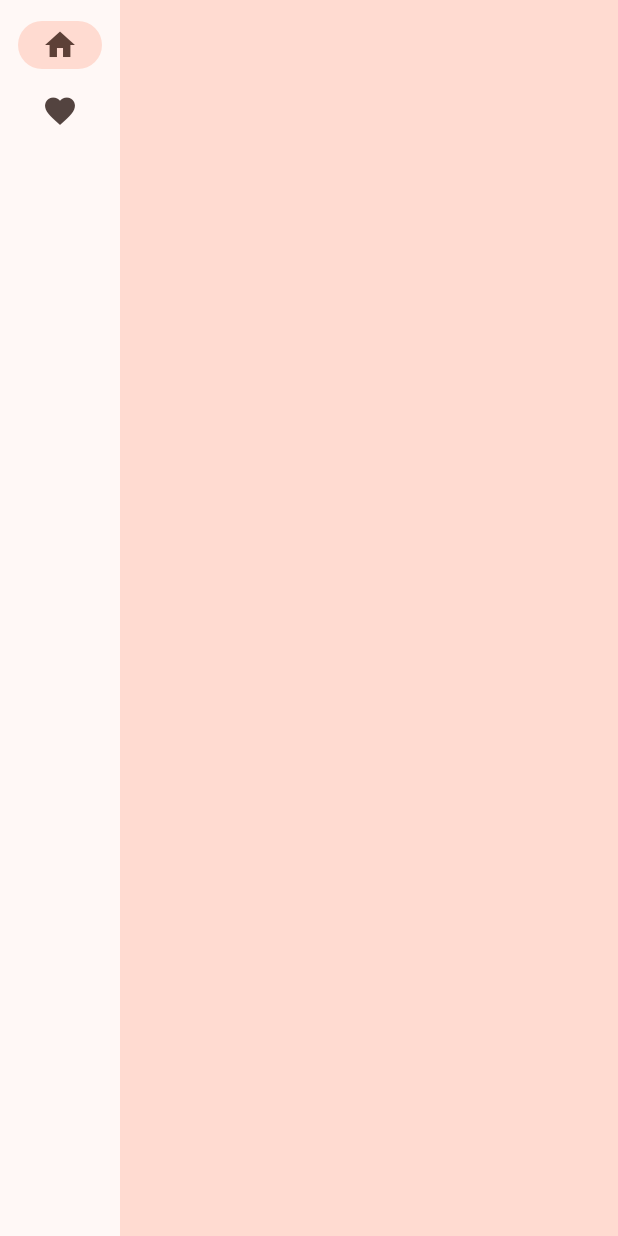
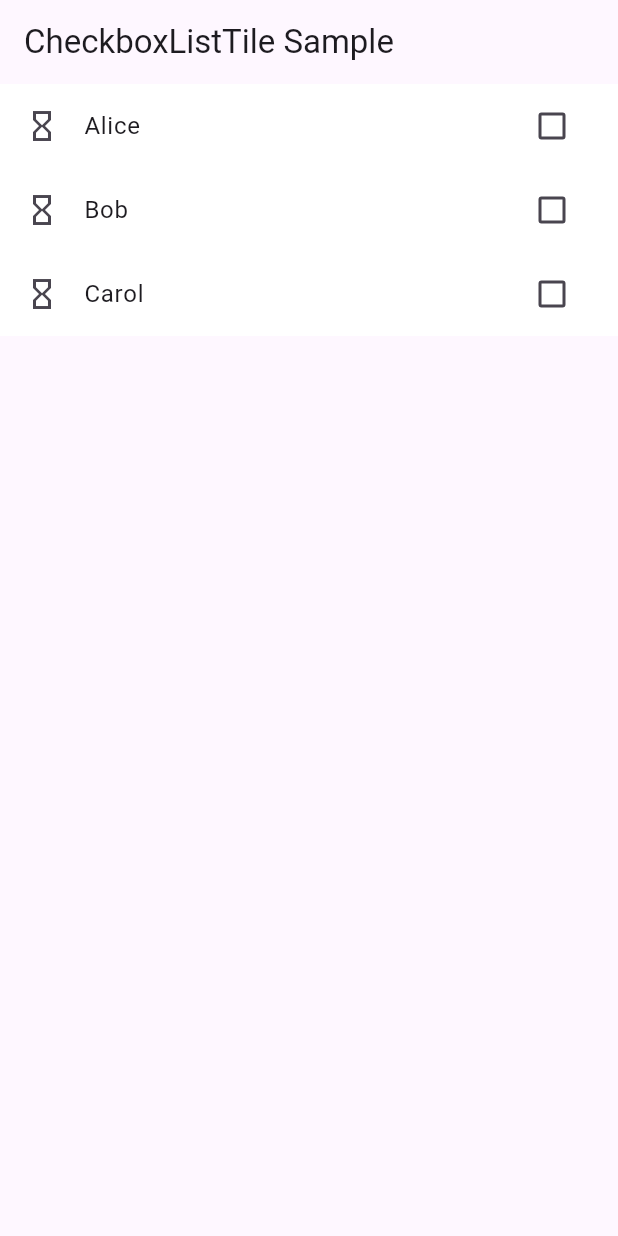
Before and after one commit to marcioA/routine_todolist, a Flutter app: the screen it shows after launch, on a phone screen of 412 x 824 dp. Run offline on Flutter 3.47's test engine with Material 2 defaults, Android fonts, the light colour scheme and no system bars; missing offline and left inert: dart:ffi.

Commit message:
another brick in the wall

```diff
--- a/lib/main.dart
+++ b/lib/main.dart
@@ -1,132 +1,59 @@
-import 'package:english_words/english_words.dart';
+import 'dart:ffi';
+
 import 'package:flutter/material.dart';
-import 'package:provider/provider.dart';
+import 'package:flutter/scheduler.dart' show timeDilation;
 
-void main() {
-  runApp(MyApp());
-}
+/// Flutter code sample for [CheckboxListTile].
 
-class MyApp extends StatelessWidget {
-  const MyApp({super.key});
+void main() => runApp(const CheckboxListTileApp());
+
+class CheckboxListTileApp extends StatelessWidget {
+  const CheckboxListTileApp({super.key});
 
   @override
   Widget build(BuildContext context) {
-    return ChangeNotifierProvider(
-      create: (context) => MyAppState(),
-      child: MaterialApp(
-        title: 'Namer App',
-        theme: ThemeData(
-          useMaterial3: true,
-          colorScheme: ColorScheme.fromSeed(seedColor: Colors.deepOrange),
-        ),
-        home: MyHomePage(),
-      ),
+    return MaterialApp(
+      theme: ThemeData(useMaterial3: true),
+      home: const CheckboxListTileExample(),
     );
   }
 }
 
-class MyAppState extends ChangeNotifier {
-  var current = WordPair.random();
+class CheckboxListTileExample extends StatefulWidget {
+  const CheckboxListTileExample({super.key});
 
-  void getNext() {
-    current = WordPair.random();
-    notifyListeners();
-  }
-
-  var favorites = <WordPair>[];
-
-  void toggleFavorite() {
-    if (favorites.contains(current)) {
-      favorites.remove(current);
-    } else {
-      favorites.add(current);
-    }
-    notifyListeners();
-  }
+  @override
+  State<CheckboxListTileExample> createState() =>
+      _CheckboxListTileExampleState();
 }
 
-class MyHomePage extends StatefulWidget {
-  @override
-  State<MyHomePage> createState() => _MyHomePageState();
-}
-
-class _MyHomePageState extends State<MyHomePage> {
-  var selectedIndex = 0;
+class _CheckboxListTileExampleState extends State<CheckboxListTileExample> {
+  List<String> taskList = ["Alice", "Bob", "Carol"];
+  var backColorChecked = Color.fromRGBO(255, 255, 255, 1);
 
   @override
   Widget build(BuildContext context) {
-    Widget page;
-    switch (selectedIndex) {
-      case 0:
-        page = GeneratorPage();
-        break;
-      case 1:
-        page = Placeholder();
-        break;
-      default:
-        throw UnimplementedError('no widget for $selectedIndex');
-    }
-    return LayoutBuilder(builder: (context, constraints) {
-      return Scaffold(
-        body: Row(
-          children: [
-            SafeArea(
-              child: NavigationRail(
-                extended: constraints.maxWidth >= 600,
-                destinations: [
-                  NavigationRailDestination(
-                    icon: Icon(Icons.home),
-                    label: Text('Home'),
-                  ),
-                  NavigationRailDestination(
-                    icon: Icon(Icons.favorite),
-                    label: Text('Favorites'),
-                  ),
-                ],
-                selectedIndex: selectedIndex,
-                onDestinationSelected: (value) {
+    return Scaffold(
+      appBar: AppBar(title: const Text('CheckboxListTile Sample')),
+      body: Center(
+          child: Column(
+        children: [
+          for (var taskItem in taskList)
+            CheckboxListTile(
+                title: Text(taskItem),
+                value: timeDilation != 1.0,
+                onChanged: (bool? value) {
                   setState(() {
-                    selectedIndex = value;
+                    timeDilation = value! ? 2.0 : 1.0;
+                    backColorChecked = value
+                        ? Color.fromRGBO(0, 255, 0, 1)
+                        : Color.fromRGBO(255, 255, 255, 1);
                   });
                 },
-              ),
-            ),
-            Expanded(
-              child: Container(
-                color: Theme.of(context).colorScheme.primaryContainer,
-                child: page,
-              ),
-            ),
-          ],
-        ),
-      );
-    });
-  }
-}
-
-class GeneratorPage extends StatelessWidget {
-  @override
-  Widget build(BuildContext context) {
-    var appState = context.watch<MyAppState>();
-    var pair = appState.current;
-
-    IconData icon;
-    if (appState.favorites.contains(pair)) {
-      icon = Icons.favorite;
-    } else {
-      icon = Icons.favorite_border;
-    }
-
-    return Center(
-      child: Column(
-        mainAxisAlignment: MainAxisAlignment.center,
-        children: [
-          Row(
-            mainAxisSize: MainAxisSize.min,
-            children: [],
-          ),
+                secondary: const Icon(Icons.hourglass_empty),
+                tileColor: backColorChecked)
         ],
-      ),
+      )),
     );
   }
 }
```
